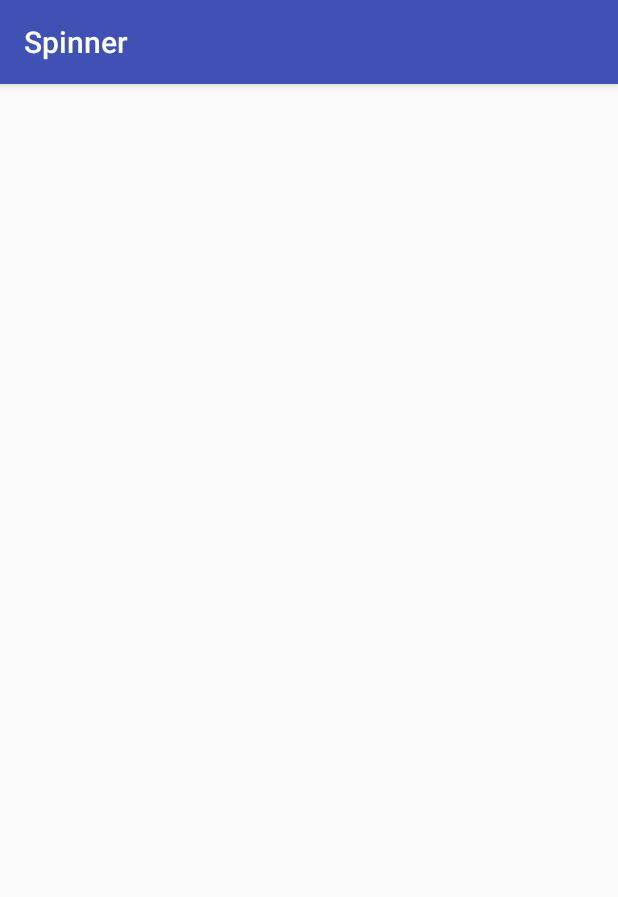
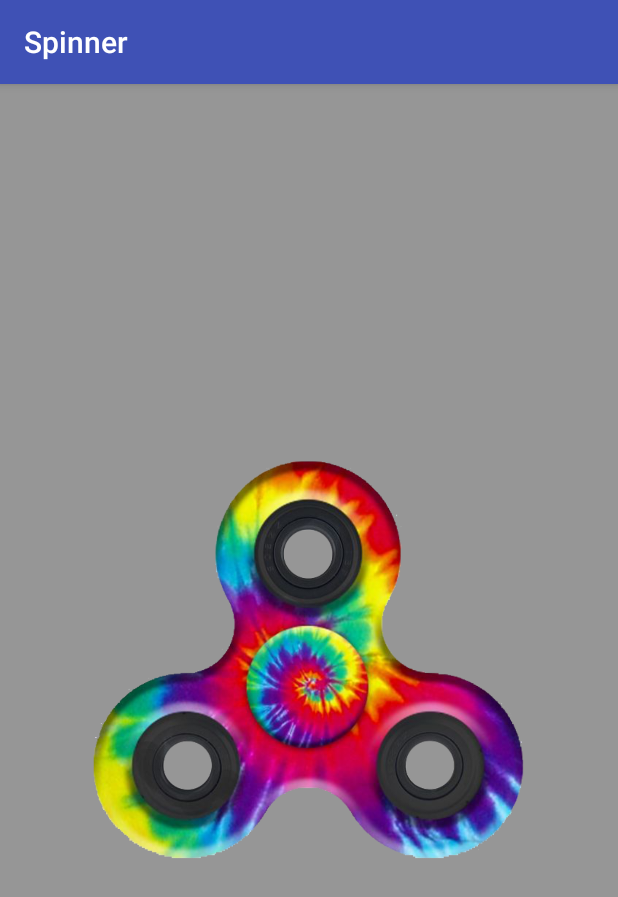
Before and after one commit to emmajeanmaher/fidgetR, an Android app: the screen it shows after launch (SpinActivity), after a tap on "SPIN", on a phone screen of 412 x 824 dp. Shown: the top 897 px of the screen. Run offline under Robolectric (Android 15) with nearby library versions, the phone set to English and light mode, and no system bars.

Commit message:
adding spinner

```diff
--- a/app/src/main/java/len/fidgetr/SpinActivity.java
+++ b/app/src/main/java/len/fidgetr/SpinActivity.java
@@ -1,14 +1,47 @@
 package len.fidgetr;
 
+import android.os.Bundle;
 import android.support.v7.app.AppCompatActivity;
-import android.os.Bundle;
+import android.view.View;
+import android.view.animation.Animation;
+import android.view.animation.RotateAnimation;
+import android.widget.ImageView;
+
+import java.util.Random;
 
 public class SpinActivity extends AppCompatActivity {
+
+    public static final Random RANDOM = new Random();
+    private View main;
+    private ImageView spinner;
+    private int lastAngle = -1;
 
     @Override
     protected void onCreate(Bundle savedInstanceState) {
         super.onCreate(savedInstanceState);
         setContentView(R.layout.activity_spin2);
         setTitle("Spinner");
+        main = findViewById(R.id.Mainspinner);
+        spinner = (ImageView) findViewById(R.id.spinner);
+
+        main.setOnClickListener(new View.OnClickListener(){
+            @Override
+            public void onClick(View view)
+            {
+                spin();
+            }
+        });
+    }
+    private void spin(){
+        int angle = RANDOM.nextInt(3600 - 360) + 360;
+        float pivotX = spinner.getWidth()/2;
+        float pivotY = spinner.getHeight()/2;
+
+        final Animation rotateAnimation = new RotateAnimation(lastAngle == -1 ? 0 : lastAngle, angle, pivotX, pivotY );
+        lastAngle = angle;
+        rotateAnimation.setDuration(2500);
+        rotateAnimation.setFillAfter(true);
+
+        spinner.startAnimation(rotateAnimation);
     }
 }
--- a/app/src/main/res/layout/activity_spin2.xml
+++ b/app/src/main/res/layout/activity_spin2.xml
@@ -2,8 +2,22 @@
 <android.support.constraint.ConstraintLayout xmlns:android="http://schemas.android.com/apk/res/android"
     xmlns:app="http://schemas.android.com/apk/res-auto"
     xmlns:tools="http://schemas.android.com/tools"
+    android:id="@+id/Mainspinner"
     android:layout_width="match_parent"
     android:layout_height="match_parent"
+    android:background="@color/black_overlay"
     tools:context="len.fidgetr.SpinActivity">
 
+    <ImageView
+        android:id="@+id/spinner"
+        android:layout_width="350dp"
+        android:layout_height="350dp"
+        android:src="@drawable/spinner"
+        android:layout_centerInParent="true"
+        android:background="@android:color/transparent"
+        app:layout_constraintLeft_toLeftOf="parent"
+        app:layout_constraintTop_toTopOf="parent"
+        app:layout_constraintBottom_toBottomOf="parent"
+        app:layout_constraintRight_toRightOf="parent" />
+
 </android.support.constraint.ConstraintLayout>
```
Also changed, not shown: app/src/main/res/drawable/spinner.png (added), app/src/main/spinner-web.png (added).
